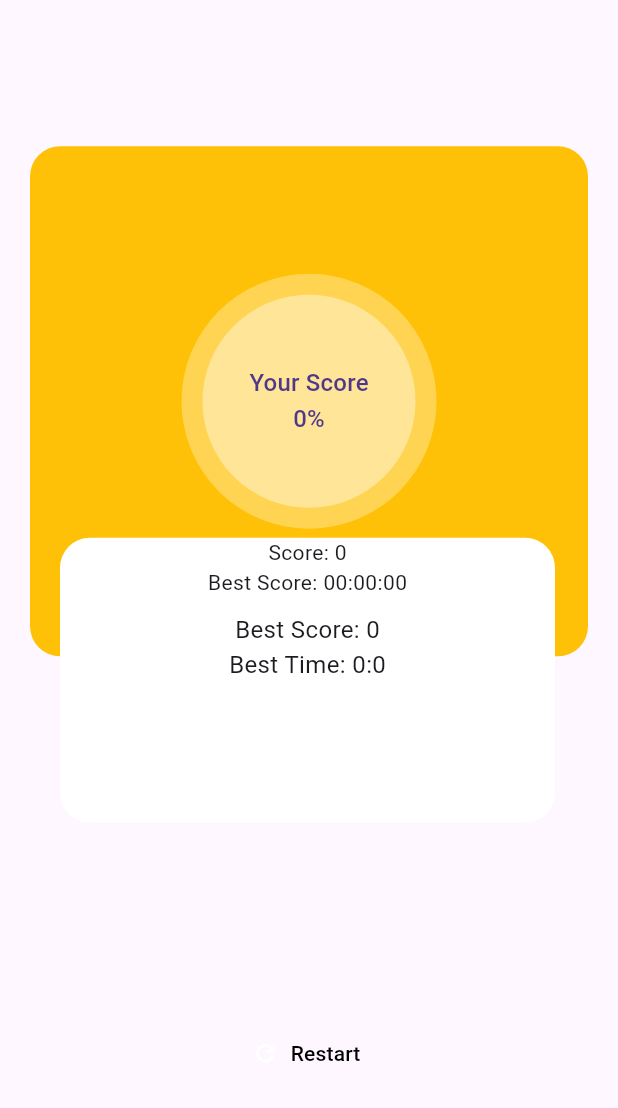
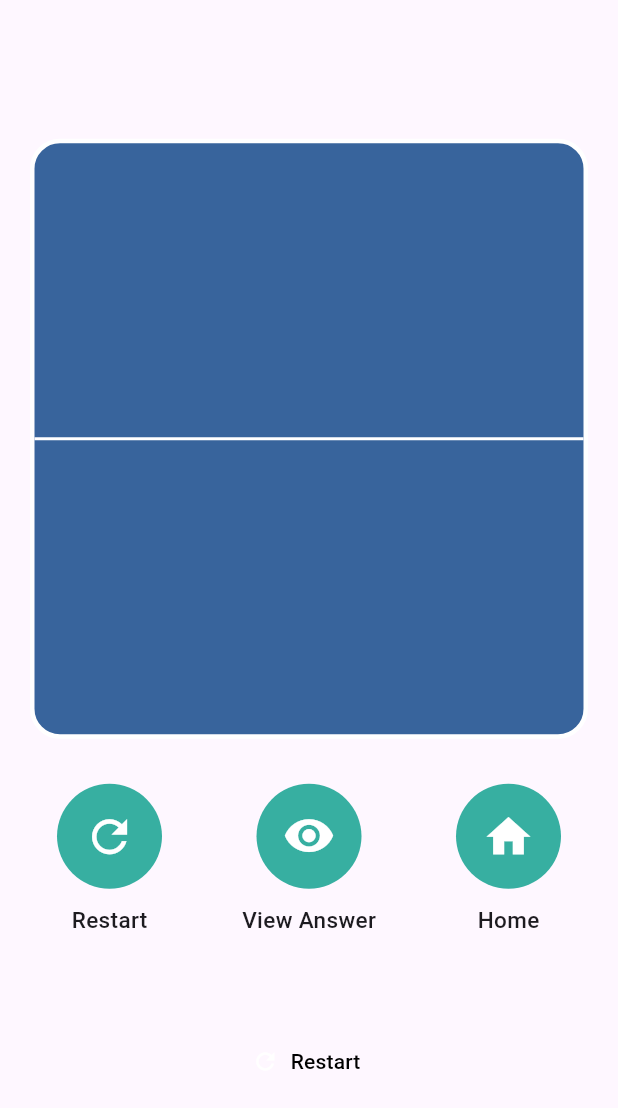
Before and after one commit to AnJasid/football_trivia, a Flutter app: the ResultsPage widget shown alone on an empty page, opened directly with empty values, on a phone screen of 412 x 824 dp. Shown: the top 1108 px of the screen. Run offline on Flutter 3.47's test engine with Material 3 defaults, Android fonts, the phone set to English and light mode, and no system bars; our stand-ins replace google_fonts, shared_preferences; accounts and stored records are empty.

Commit message:
update UI for result screen

```diff
--- a/lib/data/questions.dart
+++ b/lib/data/questions.dart
@@ -12,26 +12,4 @@
       'Answer4',
     ],
   ),
-  FootballQuestion(
-    imageUrl: '',
-    questionText:
-        'Lorem ipsum dolor sit amet, consectetur adipiscing elit. Vivamus vulputate ex sed odio euismod luctus.',
-    answers: [
-      'Answer1',
-      'Answer2',
-      'Answer3',
-      'Answer4',
-    ],
-  ),
-  FootballQuestion(
-    imageUrl: '',
-    questionText:
-        'Lorem ipsum dolor sit amet, consectetur adipiscing elit. Vivamus vulputate ex sed odio euismod luctus.',
-    answers: [
-      'Answer1',
-      'Answer2',
-      'Answer3',
-      'Answer4',
-    ],
-  ),
 ];
--- a/lib/pages/results_page.dart
+++ b/lib/pages/results_page.dart
@@ -76,69 +76,173 @@
         child: Column(
           mainAxisAlignment: MainAxisAlignment.center,
           children: <Widget>[
-            SizedBox(
-              height: 521,
+            Container(
               width: double.infinity,
-              child: Stack(
+              height: 400,
+              decoration: BoxDecoration(
+                color: const Color(0xff38649c),
+                borderRadius: BorderRadius.circular(20),
+                border: Border.all(
+                  color: Colors.white, // Specify the color of the border
+                  width: 3,
+                ),
+              ),
+              child: const Column(
+                mainAxisAlignment: MainAxisAlignment.center,
                 children: [
-                  Container(
-                    height: 340,
-                    width: double.infinity,
-                    decoration: BoxDecoration(
-                      color: Colors.amber,
-                      borderRadius: BorderRadius.circular(20),
+                  Divider(
+                    color: Colors.white,
+                    thickness: 2,
+                    height: 40,
                   ),
-                    child: Center(
-                      child: CircleAvatar(
-                        radius: 85,
-                        backgroundColor: Colors.white.withOpacity(0.3),
-                        child: CircleAvatar(
-                          radius: 71,
-                          backgroundColor: Colors.white.withOpacity(0.4),
-                          child: Column(
-                            mainAxisAlignment: MainAxisAlignment.center,
-                            crossAxisAlignment: CrossAxisAlignment.center,
-                            children: [
-                              const Text('Your Score'),
-                              Text('${numCorrectQuestions * 10}%'),
                 ],
               ),
             ),
+
+            // SizedBox(
+            //   height: 521,
+            //   width: double.infinity,
+            //   child: Stack(
+            //     children: [
+            //       Container(
+            //         height: 340,
+            //         width: double.infinity,
+            //         decoration: BoxDecoration(
+            //           color: Colors.amber,
+            //           borderRadius: BorderRadius.circular(20),
+            //         ),
+            //         child: Center(
+            //           child: CircleAvatar(
+            //             radius: 85,
+            //             backgroundColor: Colors.white.withOpacity(0.3),
+            //             child: CircleAvatar(
+            //               radius: 71,
+            //               backgroundColor: Colors.white.withOpacity(0.4),
+            //               child: Column(
+            //                 mainAxisAlignment: MainAxisAlignment.center,
+            //                 crossAxisAlignment: CrossAxisAlignment.center,
+            //                 children: [
+            //                   const Text('Your Score'),
+            //                   Text('${numCorrectQuestions * 10}%'),
+            //                 ],
+            //               ),
+            //             ),
+            //           ),
+            //         ),
+            //       ),
+            //       Positioned(
+            //         bottom: 70,
+            //         left: 20,
+            //         child: Container(
+            //           height: 190,
+            //           width: 330,
+            //           decoration: BoxDecoration(
+            //             color: Colors.white,
+            //             borderRadius: BorderRadius.circular(20),
+            //           ),
+            //           child: Column(
+            //             children: [
+            //               Text('Score: $numCorrectQuestions'),
+            //               Text(
+            //                   'Best Score: ${(widget.elapsedTime ~/ 3600).toString().padLeft(2, '0')}:${((widget.elapsedTime % 3600) ~/ 60).toString().padLeft(2, '0')}:${(widget.elapsedTime % 60).toString().padLeft(2, '0')}'),
+            //               const SizedBox(height: 10),
+            //               // Show best score and best time widgets
+            //               Text(
+            //                 'Best Score: $bestScore',
+            //                 style: const TextStyle(fontSize: 16),
+            //               ),
+            //               Text(
+            //                 'Best Time: ${bestTimeInSeconds ~/ 60}:${bestTimeInSeconds % 60}',
+            //                 style: const TextStyle(fontSize: 16),
+            //               ),
+            //             ],
+            //           ),
+            //         ),
+            //       ),
+            //     ],
+            //   ),
+            // ),
+            const SizedBox(height: 30),
+            const Center(
+              child: Padding(
+                padding: EdgeInsets.symmetric(horizontal: 18),
+                child: Row(
+                  mainAxisAlignment: MainAxisAlignment.spaceBetween,
+                  children: [
+                    Column(
+                      children: [
+                        CircleAvatar(
+                          backgroundColor: Color(0xff37AFA1),
+                          radius: 35,
+                          child: Center(
+                            child: Icon(
+                              Icons.refresh,
+                              size: 35,
+                              color: Colors.white,
                             ),
                           ),
                         ),
-                  Positioned(
-                    bottom: 70,
-                    left: 20,
-                    child: Container(
-                      height: 190,
-                      width: 330,
-                      decoration: BoxDecoration(
+                        SizedBox(height: 10),
+                        Text(
+                          'Restart',
+                          style: TextStyle(
+                            fontSize: 15,
+                            fontWeight: FontWeight.w500,
+                          ),
+                        ),
+                      ],
+                    ),
+                    Column(
+                      children: [
+                        CircleAvatar(
+                          backgroundColor: Color(0xff37AFA1),
+                          radius: 35,
+                          child: Center(
+                            child: Icon(
+                              Icons.visibility_rounded,
+                              size: 35,
                               color: Colors.white,
-                        borderRadius: BorderRadius.circular(20),
                             ),
-                      child: Column(
+                          ),
+                        ),
+                        SizedBox(height: 10),
+                        Text(
+                          'View Answer',
+                          style: TextStyle(
+                            fontSize: 15,
+                            fontWeight: FontWeight.w500,
+                          ),
+                        ),
+                      ],
+                    ),
+                    Column(
                       children: [
-                          Text('Score: $numCorrectQuestions'),
+                        CircleAvatar(
+                          backgroundColor: Color(0xff37AFA1),
+                          radius: 35,
+                          child: Center(
+                            child: Icon(
+                              Icons.home,
+                              size: 35,
+                              color: Colors.white,
+                            ),
+                          ),
+                        ),
+                        SizedBox(height: 10),
                         Text(
-                              'Best Score: ${(widget.elapsedTime ~/ 3600).toString().padLeft(2, '0')}:${((widget.elapsedTime % 3600) ~/ 60).toString().padLeft(2, '0')}:${(widget.elapsedTime % 60).toString().padLeft(2, '0')}'),
-                          const SizedBox(height: 10),
-                          // Show best score and best time widgets
-                          Text(
-                            'Best Score: $bestScore',
-                            style: const TextStyle(fontSize: 16),
+                          'Home',
+                          style: TextStyle(
+                            fontSize: 15,
+                            fontWeight: FontWeight.w500,
                           ),
-                          Text(
-                            'Best Time: ${bestTimeInSeconds ~/ 60}:${bestTimeInSeconds % 60}',
-                            style: const TextStyle(fontSize: 16),
+                        ),
+                      ],
                     ),
                   ],
                 ),
               ),
             ),
-                ],
-              ),
-            ),
+
             const SizedBox(height: 30),
             // QuestionsSummary(summaryData),
             const SizedBox(height: 30),
```
Lines whose indentation alone changed are shown as unchanged.
